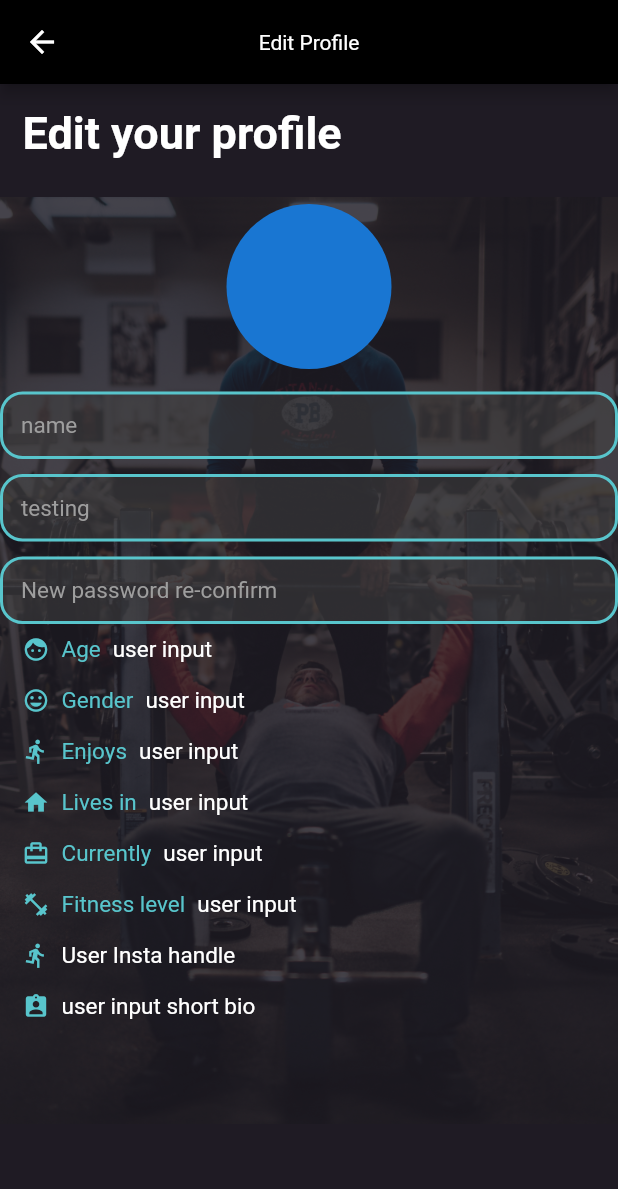
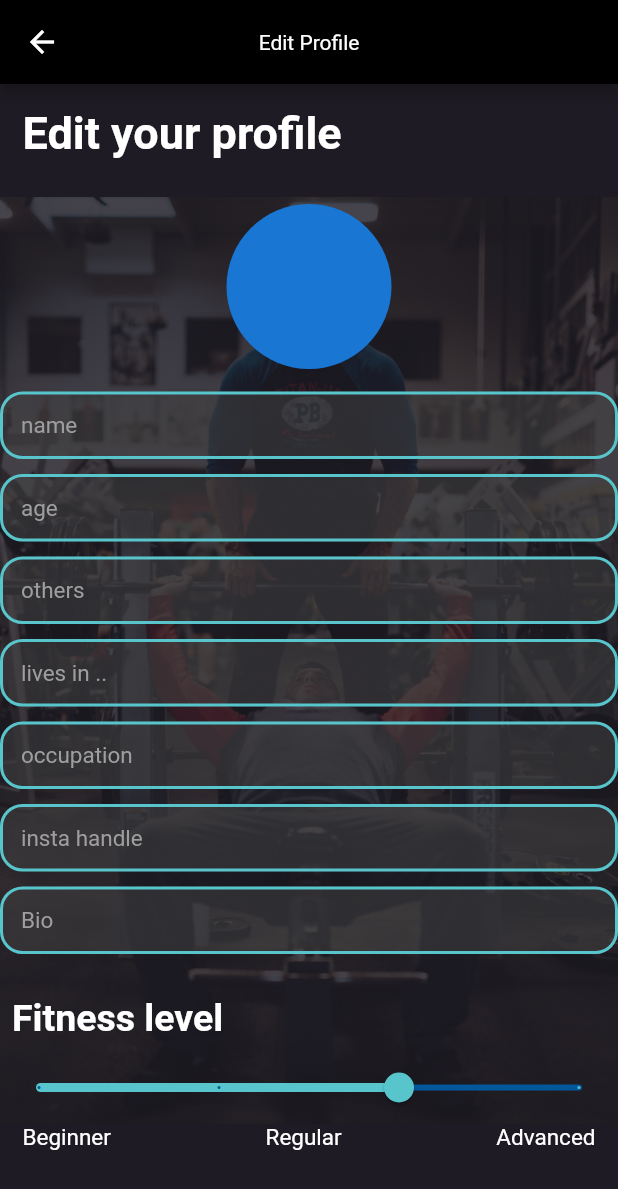
Before and after one commit to wencheng1298/CZ2006---RunCool, a Flutter app: the EditProfileUI screen opened directly, on a phone screen of 412 x 824 dp. Shown: the top 1189 px of the screen. Run offline on Flutter 3.47's test engine with Material 2 defaults, Android fonts, the phone set to English and light mode, and no system bars; our stand-ins replace cloud_firestore, curved_navigation_bar, firebase_auth, firebase_core, google_maps_flutter; missing offline and left inert: date_range_picker; accounts and stored records are empty.

Commit message:
added edit profile

```diff
--- a/runcool/lib/pages/SettingsUI/EditProfileUI.dart
+++ b/runcool/lib/pages/SettingsUI/EditProfileUI.dart
@@ -9,6 +9,7 @@ class EditProfileUI extends StatefulWidget {
 
 class _EditProfileUIState extends State<EditProfileUI> {
   double fontMainSize = 15;
+  double _value = 50;
 
   @override
   Widget build(BuildContext context) {
@@ -45,169 +46,69 @@ class _EditProfileUIState extends State<EditProfileUI> {
           ),
           InputTextField1(text: 'name'),
           SizedBox(height: 10),
-          InputTextField1(text: 'testing'),
+          InputTextField1(text: 'age'),
           SizedBox(height: 10),
-          InputTextField1(text: 'New password re-confirm'),
+          InputTextField1(text: 'others'),
+          SizedBox(height: 10),
+          InputTextField1(text: 'lives in ..'),
+          SizedBox(height: 10),
+          InputTextField1(text: 'occupation'),
+          SizedBox(height: 10),
+          InputTextField1(text: 'insta handle'),
+          SizedBox(height: 10),
+          InputTextField1(text: 'Bio'),
+          SizedBox(height: 20),
           Container(
-            child: Row(
-              children: <Widget>[
-                Padding(
-                  padding: const EdgeInsets.only(left: 15.0),
-                  child: Icon(Icons.face, size: 18, color: kTurquoise),
-                ),
-                Padding(
-                  padding: const EdgeInsets.all(8.0),
-                  child: Text(
-                    'Age',
-                    style: TextStyle(fontSize: fontMainSize, color: kTurquoise),
-                  ),
-                ),
-                Text(
-                  'user input',
-                  style: TextStyle(fontSize: fontMainSize, color: Colors.white),
-                )
-              ],
+            child: Padding(
+              padding: const EdgeInsets.all(8.0),
+              child: Text(
+                'Fitness level',
+                style: TextStyle(
+                    fontSize: 25,
+                    color: Colors.white,
+                    fontWeight: FontWeight.bold),
+              ),
+            ),
+          ),
+          Container(
+            child: Slider(
+              min: 0,
+              max: 100,
+              value: _value,
+              divisions: 3,
+              activeColor: kTurquoise,
+              inactiveColor: Colors.lightBlue[900],
+              onChanged: (value) {
+                setState(() {
+                  _value = value;
+                });
+              },
             ),
           ),
           Container(
             child: Row(
+              mainAxisAlignment: MainAxisAlignment.spaceBetween,
               children: <Widget>[
                 Padding(
-                  padding: const EdgeInsets.only(left: 15.0),
-                  child:
-                      Icon(Icons.insert_emoticon, size: 18, color: kTurquoise),
-                ),
-                Padding(
-                  padding: const EdgeInsets.all(8.0),
+                  padding: EdgeInsets.symmetric(horizontal: 15.0),
                   child: Text(
-                    'Gender',
-                    style: TextStyle(fontSize: fontMainSize, color: kTurquoise),
-                  ),
-                ),
-                Text(
-                  'user input',
-                  style: TextStyle(fontSize: fontMainSize, color: Colors.white),
-                )
-              ],
-            ),
-          ),
-          Container(
-            child: Row(
-              children: <Widget>[
-                Padding(
-                  padding: const EdgeInsets.only(left: 15.0),
-                  child:
-                      Icon(Icons.directions_run, size: 18, color: kTurquoise),
-                ),
-                Padding(
-                  padding: const EdgeInsets.all(8.0),
-                  child: Text(
-                    'Enjoys',
-                    style: TextStyle(fontSize: fontMainSize, color: kTurquoise),
-                  ),
-                ),
-                Text(
-                  'user input',
-                  style: TextStyle(fontSize: fontMainSize, color: Colors.white),
-                )
-              ],
-            ),
-          ),
-          Container(
-            child: Row(
-              children: <Widget>[
-                Padding(
-                  padding: const EdgeInsets.only(left: 15.0),
-                  child: Icon(Icons.home, size: 18, color: kTurquoise),
-                ),
-                Padding(
-                  padding: const EdgeInsets.all(8.0),
-                  child: Text(
-                    'Lives in',
-                    style: TextStyle(fontSize: fontMainSize, color: kTurquoise),
-                  ),
-                ),
-                Text(
-                  'user input',
-                  style: TextStyle(fontSize: fontMainSize, color: Colors.white),
-                )
-              ],
-            ),
-          ),
-          Container(
-            child: Row(
-              children: <Widget>[
-                Padding(
-                  padding: const EdgeInsets.only(left: 15.0),
-                  child: Icon(Icons.card_travel, size: 18, color: kTurquoise),
-                ),
-                Padding(
-                  padding: const EdgeInsets.all(8.0),
-                  child: Text(
-                    'Currently',
-                    style: TextStyle(fontSize: fontMainSize, color: kTurquoise),
-                  ),
-                ),
-                Text(
-                  'user input',
-                  style: TextStyle(fontSize: fontMainSize, color: Colors.white),
-                )
-              ],
-            ),
-          ),
-          Container(
-            child: Row(
-              children: <Widget>[
-                Padding(
-                  padding: const EdgeInsets.only(left: 15.0),
-                  child:
-                      Icon(Icons.fitness_center, size: 18, color: kTurquoise),
-                ),
-                Padding(
-                  padding: const EdgeInsets.all(8.0),
-                  child: Text(
-                    'Fitness level',
-                    style: TextStyle(fontSize: fontMainSize, color: kTurquoise),
-                  ),
-                ),
-                Text(
-                  'user input',
-                  style: TextStyle(fontSize: fontMainSize, color: Colors.white),
-                )
-              ],
-            ),
-          ),
-          Container(
-            child: Row(
-              children: <Widget>[
-                Padding(
-                  padding: const EdgeInsets.only(left: 15.0),
-                  child:
-                      Icon(Icons.directions_run, size: 18, color: kTurquoise),
-                ),
-                Padding(
-                  padding: const EdgeInsets.all(8.0),
-                  child: Text(
-                    'User Insta handle',
+                    'Beginner',
                     style:
                         TextStyle(fontSize: fontMainSize, color: Colors.white),
                   ),
                 ),
-              ],
-            ),
-          ),
-          Container(
-            child: Row(
-              children: <Widget>[
                 Padding(
-                  padding: const EdgeInsets.only(left: 15.0),
-                  child:
-                      Icon(Icons.assignment_ind, size: 18, color: kTurquoise),
+                  padding: EdgeInsets.symmetric(horizontal: 15.0),
+                  child: Text(
+                    'Regular',
+                    style:
+                        TextStyle(fontSize: fontMainSize, color: Colors.white),
+                  ),
                 ),
                 Padding(
-                  padding: const EdgeInsets.all(8.0),
+                  padding: EdgeInsets.symmetric(horizontal: 15.0),
                   child: Text(
-                    'user input short bio',
+                    'Advanced',
                     style:
                         TextStyle(fontSize: fontMainSize, color: Colors.white),
                   ),
```
